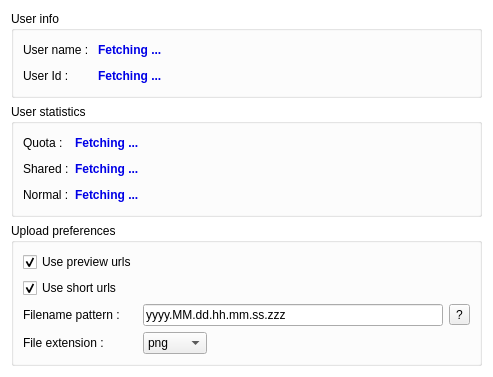
Qt form Plugin Examples/Dropbox/DBXConfig.ui (Globidev/ClipboardOne) before a commit.
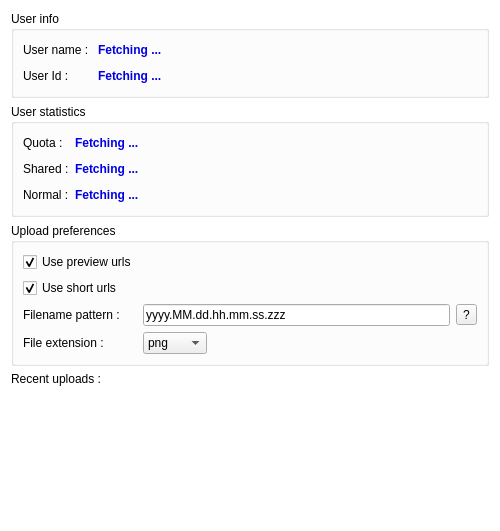
The same form after that commit.

The edit to the form file:
```diff
--- a/Plugin Examples/Dropbox/DBXConfig.ui
+++ b/Plugin Examples/Dropbox/DBXConfig.ui
@@ -6,8 +6,8 @@
    <rect>
     <x>0</x>
     <y>0</y>
-    <width>493</width>
-    <height>356</height>
+    <width>500</width>
+    <height>500</height>
    </rect>
   </property>
   <property name="windowTitle">
@@ -519,6 +519,25 @@
      </layout>
     </widget>
    </item>
+   <item>
+    <widget class="QLabel" name="label_8">
+     <property name="minimumSize">
+      <size>
+       <width>0</width>
+       <height>0</height>
+      </size>
+     </property>
+     <property name="maximumSize">
+      <size>
+       <width>16777215</width>
+       <height>17</height>
+      </size>
+     </property>
+     <property name="text">
+      <string>Recent uploads :</string>
+     </property>
+    </widget>
+   </item>
    <item>
     <spacer name="verticalSpacer">
      <property name="orientation">
@@ -532,6 +551,21 @@
      </property>
     </spacer>
    </item>
+   <item>
+    <widget class="QWidget" name="widget" native="true">
+     <property name="minimumSize">
+      <size>
+       <width>0</width>
+       <height>128</height>
+      </size>
+     </property>
+     <layout class="QHBoxLayout" name="horizontalLayout_2">
+      <item>
+       <layout class="QHBoxLayout" name="thumbLayout"/>
+      </item>
+     </layout>
+    </widget>
+   </item>
   </layout>
  </widget>
  <resources/>
```
